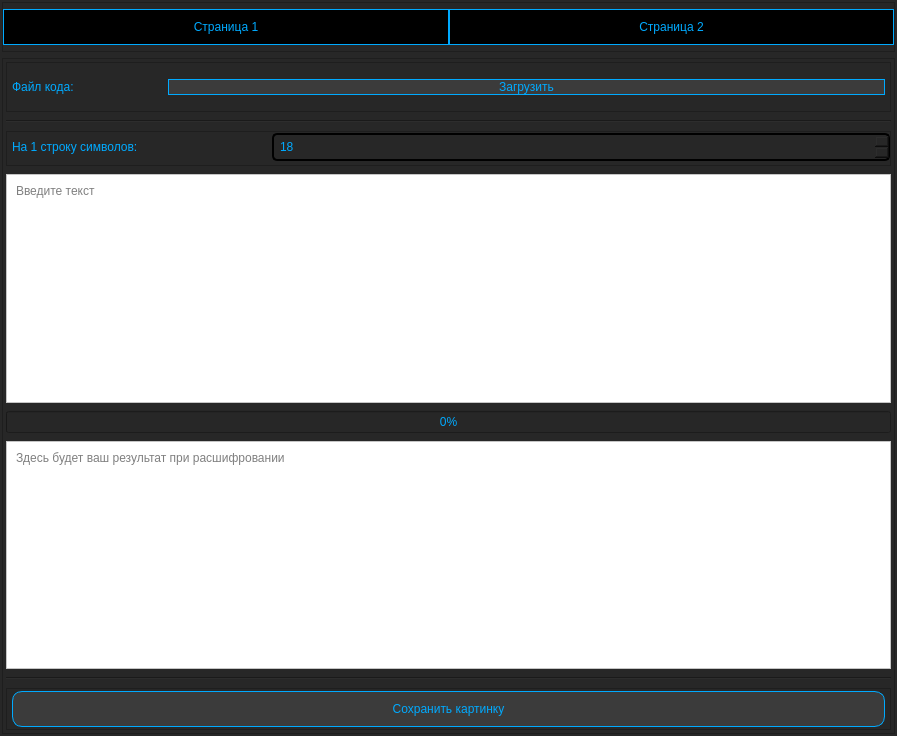
Above: form.ui from AstroBlartvks/character-substitution-encryption-app before the change. Below: the same form after it.
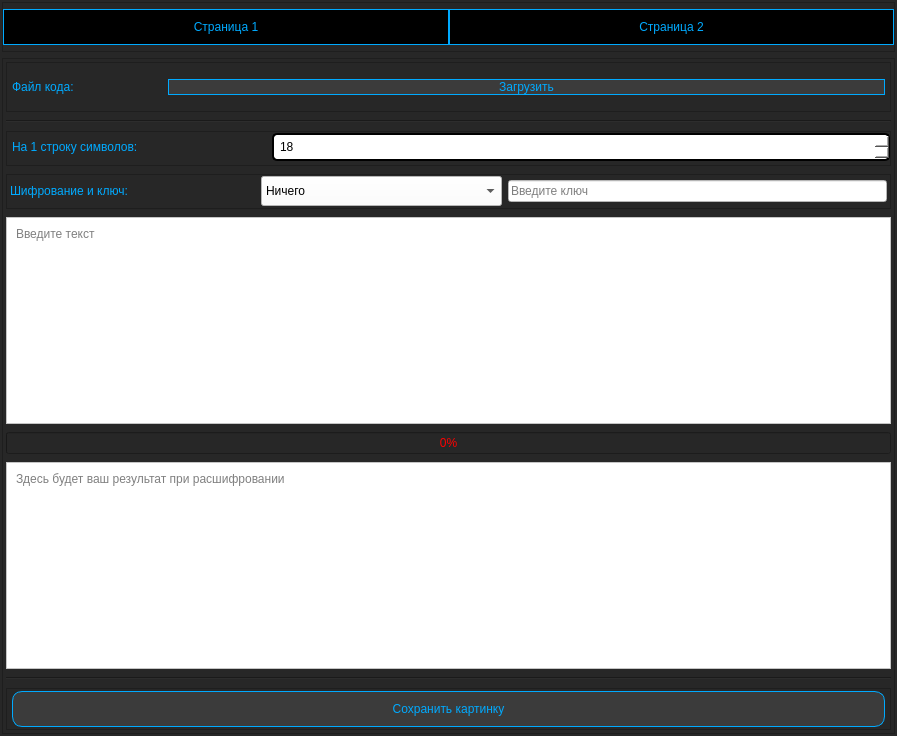
That is the form after the change.

The edit to the form file:
```diff
--- a/form.ui
+++ b/form.ui
@@ -321,7 +321,9 @@
                 <property name="styleSheet">
                  <string notr="true">padding: 4px;
 border: 2px solid black;
-border-radius: 5px;</string>
+border-radius: 5px;
+background-color: rgb(255, 255, 255);
+color: rgb(0, 0, 0);</string>
                 </property>
                 <property name="maximum">
                  <number>512</number>
@@ -334,6 +336,120 @@
              </layout>
             </widget>
            </item>
+           <item>
+            <widget class="QFrame" name="frame_8">
+             <property name="minimumSize">
+              <size>
+               <width>0</width>
+               <height>35</height>
+              </size>
+             </property>
+             <property name="maximumSize">
+              <size>
+               <width>16777215</width>
+               <height>35</height>
+              </size>
+             </property>
+             <property name="frameShape">
+              <enum>QFrame::StyledPanel</enum>
+             </property>
+             <property name="frameShadow">
+              <enum>QFrame::Raised</enum>
+             </property>
+             <layout class="QHBoxLayout" name="horizontalLayout_6">
+              <property name="leftMargin">
+               <number>3</number>
+              </property>
+              <property name="topMargin">
+               <number>0</number>
+              </property>
+              <property name="rightMargin">
+               <number>3</number>
+              </property>
+              <property name="bottomMargin">
+               <number>0</number>
+              </property>
+              <item>
+               <widget class="QLabel" name="label_5">
+                <property name="minimumSize">
+                 <size>
+                  <width>245</width>
+                  <height>30</height>
+                 </size>
+                </property>
+                <property name="maximumSize">
+                 <size>
+                  <width>245</width>
+                  <height>30</height>
+                 </size>
+                </property>
+                <property name="text">
+                 <string>Шифрование и ключ:</string>
+                </property>
+               </widget>
+              </item>
+              <item>
+               <widget class="QComboBox" name="comboBox">
+                <property name="minimumSize">
+                 <size>
+                  <width>241</width>
+                  <height>30</height>
+                 </size>
+                </property>
+                <property name="maximumSize">
+                 <size>
+                  <width>241</width>
+                  <height>30</height>
+                 </size>
+                </property>
+                <property name="styleSheet">
+                 <string notr="true">background-color: rgb(255, 255, 255);
+color: rgb(0, 0, 0);</string>
+                </property>
+                <item>
+                 <property name="text">
+                  <string>Ничего</string>
+                 </property>
+                </item>
+                <item>
+                 <property name="text">
+                  <string>Цезарь</string>
+                 </property>
+                </item>
+                <item>
+                 <property name="text">
+                  <string>Вижинер</string>
+                 </property>
+                </item>
+                <item>
+                 <property name="text">
+                  <string>XOR</string>
+                 </property>
+                </item>
+                <item>
+                 <property name="text">
+                  <string>Backbone</string>
+                 </property>
+                </item>
+               </widget>
+              </item>
+              <item>
+               <widget class="QLineEdit" name="lineEdit">
+                <property name="styleSheet">
+                 <string notr="true">background-color: rgb(255, 255, 255);
+color: rgb(0, 0, 0);</string>
+                </property>
+                <property name="alignment">
+                 <set>Qt::AlignLeading|Qt::AlignLeft|Qt::AlignVCenter</set>
+                </property>
+                <property name="placeholderText">
+                 <string>Введите ключ</string>
+                </property>
+               </widget>
+              </item>
+             </layout>
+            </widget>
+           </item>
            <item>
             <widget class="QPlainTextEdit" name="plainTextEdit">
              <property name="minimumSize">
@@ -354,6 +470,9 @@
            </item>
            <item>
             <widget class="QProgressBar" name="progressBar">
+             <property name="styleSheet">
+              <string notr="true">color: rgb(255, 0, 0);</string>
+             </property>
              <property name="value">
               <number>0</number>
              </property>
```
Left out of the diff: 6 changed lines with no effect on the pictures.
